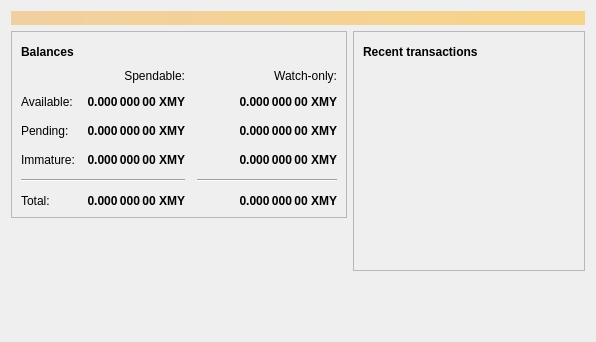
First picture: the form in src/qt/forms/overviewpage.ui, repository ahmedbodi/quebecoin, before the edit.
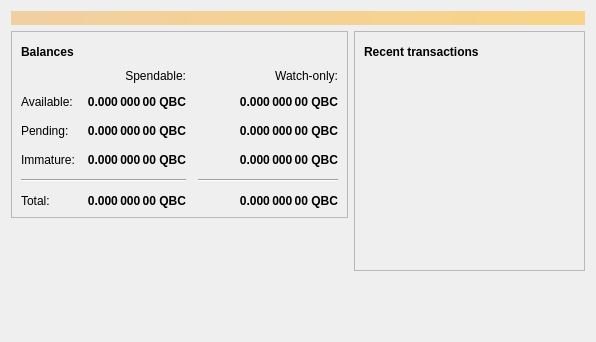
Second picture: the form after the edit. Icons and pictures are not drawn.

What changed in the file:
```diff
--- a/src/qt/forms/overviewpage.ui
+++ b/src/qt/forms/overviewpage.ui
@@ -129,7 +129,7 @@
                <string>Unconfirmed transactions to watch-only addresses</string>
               </property>
               <property name="text">
-               <string notr="true">0.000 000 00 XMY</string>
+               <string notr="true">0.000 000 00 QBC</string>
               </property>
               <property name="alignment">
                <set>Qt::AlignRight|Qt::AlignTrailing|Qt::AlignVCenter</set>
@@ -154,7 +154,7 @@
                <string>Total of transactions that have yet to be confirmed, and do not yet count toward the spendable balance</string>
               </property>
               <property name="text">
-               <string notr="true">0.000 000 00 XMY</string>
+               <string notr="true">0.000 000 00 QBC</string>
               </property>
               <property name="alignment">
                <set>Qt::AlignRight|Qt::AlignTrailing|Qt::AlignVCenter</set>
@@ -179,7 +179,7 @@
                <string>Mined balance in watch-only addresses that has not yet matured</string>
               </property>
               <property name="text">
-               <string notr="true">0.000 000 00 XMY</string>
+               <string notr="true">0.000 000 00 QBC</string>
               </property>
               <property name="alignment">
                <set>Qt::AlignRight|Qt::AlignTrailing|Qt::AlignVCenter</set>
@@ -237,7 +237,7 @@
                <string>Mined balance that has not yet matured</string>
               </property>
               <property name="text">
-               <string notr="true">0.000 000 00 XMY</string>
+               <string notr="true">0.000 000 00 QBC</string>
               </property>
               <property name="alignment">
                <set>Qt::AlignRight|Qt::AlignTrailing|Qt::AlignVCenter</set>
@@ -282,7 +282,7 @@
                <string>Your current total balance</string>
               </property>
               <property name="text">
-               <string notr="true">0.000 000 00 XMY</string>
+               <string notr="true">0.000 000 00 QBC</string>
               </property>
               <property name="alignment">
                <set>Qt::AlignRight|Qt::AlignTrailing|Qt::AlignVCenter</set>
@@ -307,7 +307,7 @@
                <string>Current total balance in watch-only addresses</string>
               </property>
               <property name="text">
-               <string notr="true">0.000 000 00 XMY</string>
+               <string notr="true">0.000 000 00 QBC</string>
               </property>
               <property name="alignment">
                <set>Qt::AlignRight|Qt::AlignTrailing|Qt::AlignVCenter</set>
@@ -349,7 +349,7 @@
                <string>Your current spendable balance</string>
               </property>
               <property name="text">
-               <string notr="true">0.000 000 00 XMY</string>
+               <string notr="true">0.000 000 00 QBC</string>
               </property>
               <property name="alignment">
                <set>Qt::AlignRight|Qt::AlignTrailing|Qt::AlignVCenter</set>
@@ -374,7 +374,7 @@
                <string>Your current balance in watch-only addresses</string>
               </property>
               <property name="text">
-               <string notr="true">0.000 000 00 XMY</string>
+               <string notr="true">0.000 000 00 QBC</string>
               </property>
               <property name="alignment">
                <set>Qt::AlignRight|Qt::AlignTrailing|Qt::AlignVCenter</set>
```
